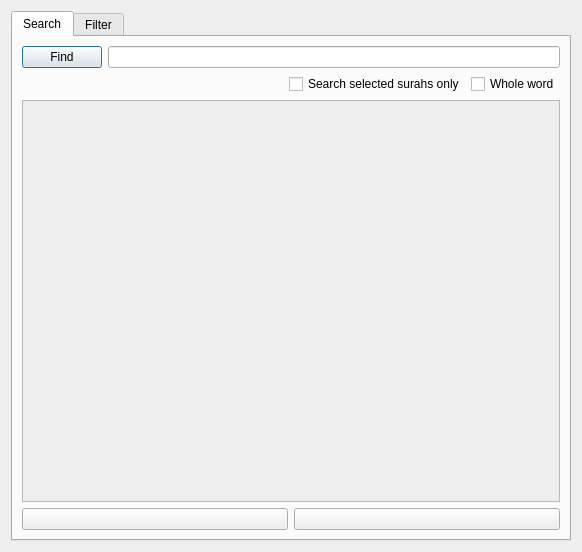
This is src/core/searchdialog.ui in 0xzer0x/quran-companion as Qt 5 draws it before an edit. The edited form follows.
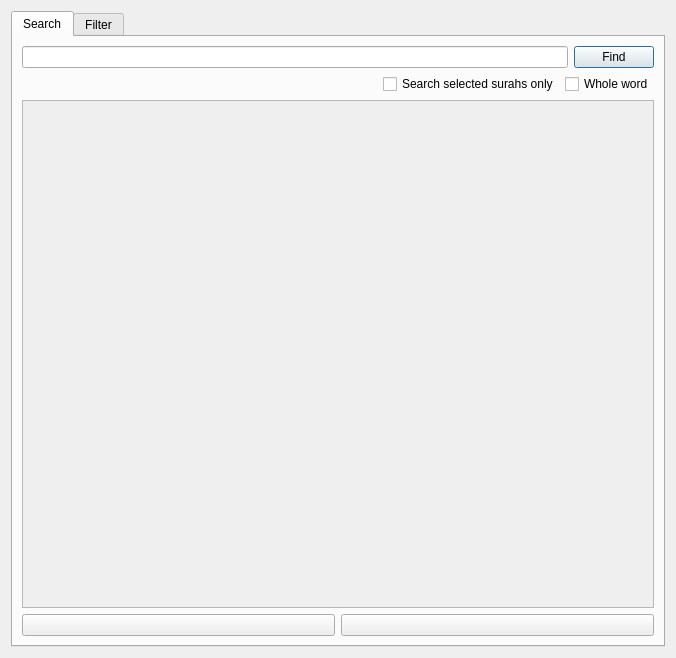
This is the edited form. The open tabs and pages were chosen to show the change. Icons and pictures are not drawn.

Patch:
```diff
--- a/src/core/searchdialog.ui
+++ b/src/core/searchdialog.ui
@@ -6,8 +6,8 @@
    <rect>
     <x>0</x>
     <y>0</y>
-    <width>582</width>
-    <height>552</height>
+    <width>676</width>
+    <height>658</height>
    </rect>
   </property>
   <property name="windowTitle">
@@ -26,6 +26,9 @@
       <layout class="QVBoxLayout" name="verticalLayout">
        <item>
         <layout class="QHBoxLayout" name="hboxSearchBar">
+         <item>
+          <widget class="QLineEdit" name="ledSearchBar"/>
+         </item>
          <item>
           <widget class="QPushButton" name="btnSrch">
            <property name="text">
@@ -36,9 +39,6 @@
            </property>
           </widget>
          </item>
-         <item>
-          <widget class="QLineEdit" name="ledSearchBar"/>
-         </item>
         </layout>
        </item>
        <item>
@@ -95,8 +95,8 @@
            <rect>
             <x>0</x>
             <y>0</y>
-            <width>540</width>
-            <height>390</height>
+            <width>634</width>
+            <height>498</height>
            </rect>
           </property>
           <layout class="QVBoxLayout" name="verticalLayout_2"/>
@@ -104,7 +104,20 @@
         </widget>
        </item>
        <item>
+        <widget class="QFrame" name="frmNavBtns">
         <layout class="QHBoxLayout" name="buttonHBox">
+          <property name="leftMargin">
+           <number>0</number>
+          </property>
+          <property name="topMargin">
+           <number>0</number>
+          </property>
+          <property name="rightMargin">
+           <number>0</number>
+          </property>
+          <property name="bottomMargin">
+           <number>0</number>
+          </property>
          <item>
           <widget class="QPushButton" name="btnFwdRes">
            <property name="text">
@@ -136,6 +149,7 @@
           </widget>
          </item>
         </layout>
+        </widget>
        </item>
       </layout>
      </widget>
```
Left out of the diff: 2 changed lines with no effect on the pictures. Lines whose indentation alone changed are shown as unchanged.
